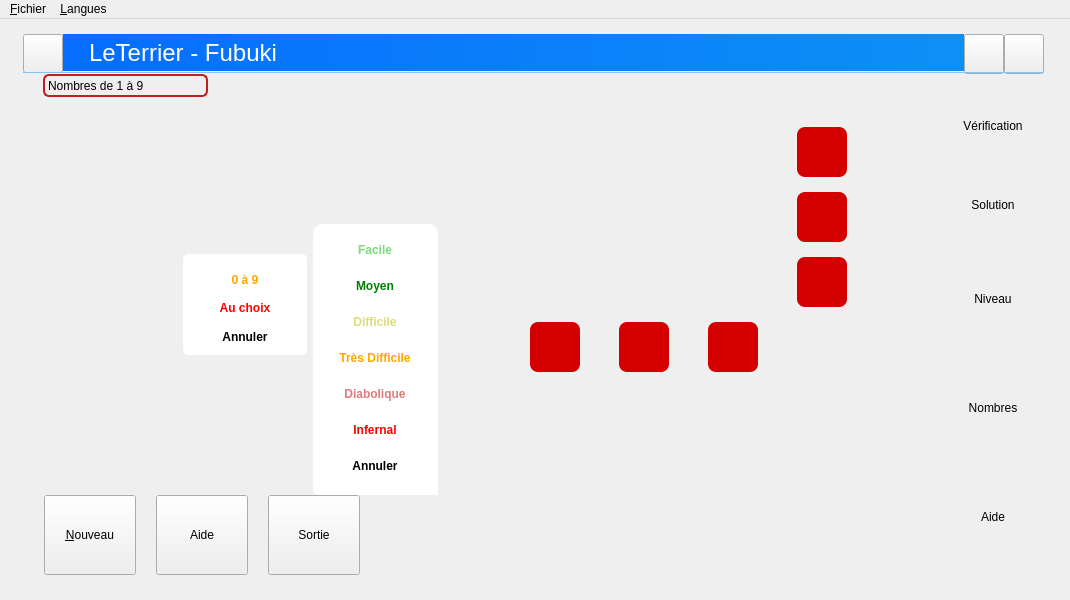
Qt form mainwindow.ui (Txikilinux/leterrier-fubuki) before a commit.
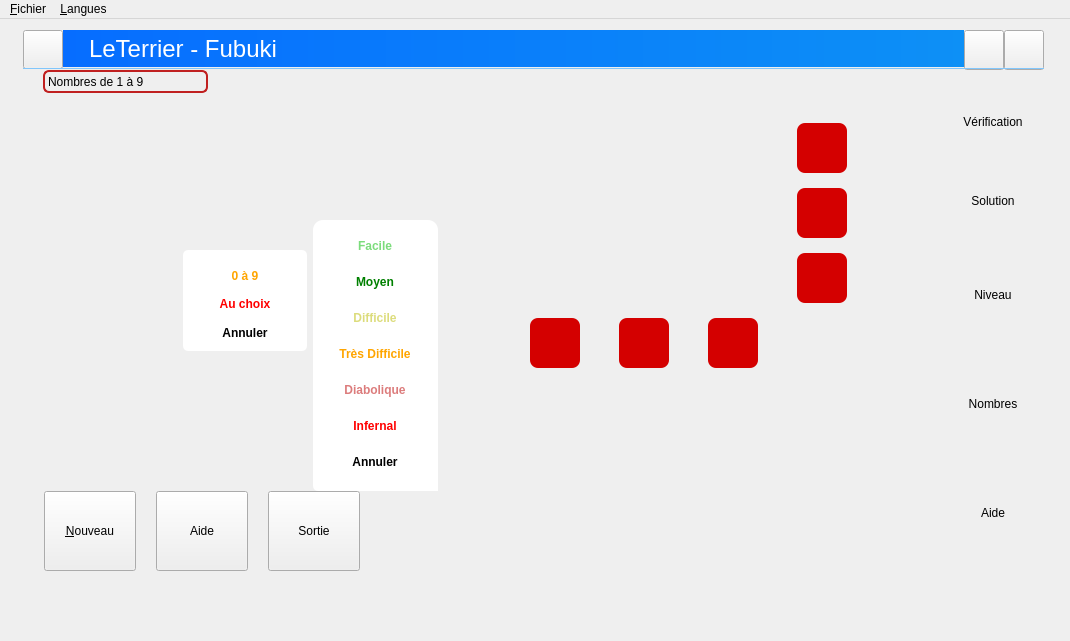
The same form after that commit. Icons and pictures are not drawn. Custom widgets are drawn as their Qt base class.

```diff
--- a/mainwindow.ui
+++ b/mainwindow.ui
@@ -43,13 +43,13 @@
       <property name="minimumSize">
        <size>
         <width>1024</width>
-        <height>550</height>
+        <height>600</height>
        </size>
       </property>
       <property name="maximumSize">
        <size>
         <width>1024</width>
-        <height>550</height>
+        <height>600</height>
        </size>
       </property>
       <property name="autoFillBackground">
```
